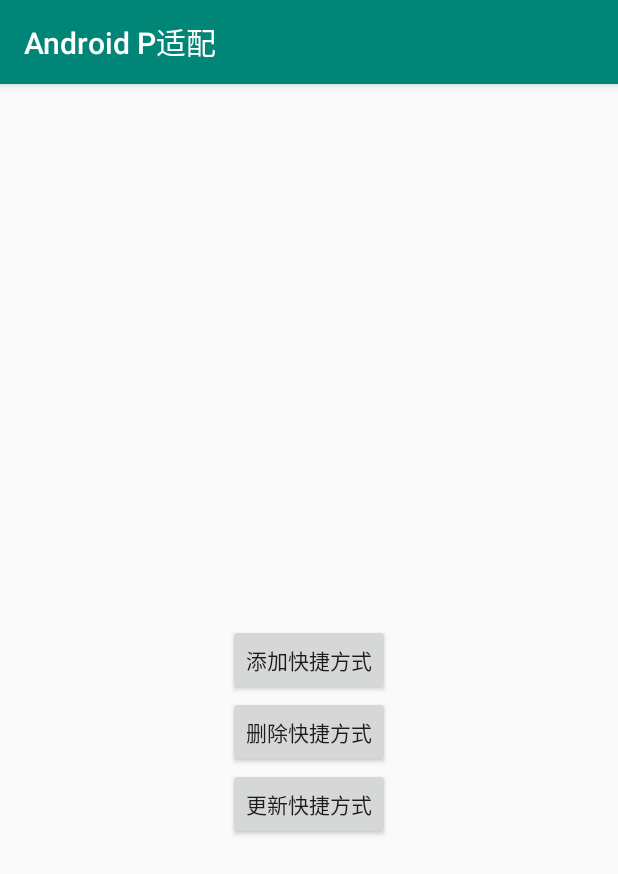
After one commit to huangyuanlove/AdaptationAndroidP, an Android app: the ShortCutActivity screen opened directly, with no data from a screen before it, on a phone screen of 412 x 824 dp. The commit adds this screen. Shown: the top 874 px of the screen. Run offline under Robolectric (Android 15) with nearby library versions, the phone set to English and light mode, and no system bars.

Commit message:
快捷方式增删改

```diff
--- a/app/src/main/AndroidManifest.xml
+++ b/app/src/main/AndroidManifest.xml
@@ -14,11 +14,10 @@
         android:roundIcon="@mipmap/ic_launcher_round"
         android:supportsRtl="true"
         android:theme="@style/AppTheme">
-        <activity android:name=".NotificationActivity"></activity>
+        <activity android:name=".ShortCutActivity"></activity>
+        <activity android:name=".NotificationActivity" />
         <activity android:name=".SAFActivity" />
         <activity android:name=".TakePhotoOrChoosePhotoActivity" />
-
-
         <activity android:name=".FileOperationActivity" />
         <activity android:name=".MainActivity">
             <intent-filter>
--- /dev/null
+++ b/app/src/main/res/layout/activity_short_cut.xml
@@ -0,0 +1,37 @@
+<?xml version="1.0" encoding="utf-8"?>
+<android.support.constraint.ConstraintLayout xmlns:android="http://schemas.android.com/apk/res/android"
+    xmlns:app="http://schemas.android.com/apk/res-auto"
+    xmlns:tools="http://schemas.android.com/tools"
+    android:layout_width="match_parent"
+    android:layout_height="match_parent"
+    tools:context=".ShortCutActivity">
+
+    <Button
+        android:id="@+id/add_shortcut"
+        android:layout_width="wrap_content"
+        android:layout_height="wrap_content"
+        android:text="添加快捷方式"
+        app:layout_constraintBottom_toBottomOf="parent"
+        app:layout_constraintLeft_toLeftOf="parent"
+        app:layout_constraintRight_toRightOf="parent"
+        app:layout_constraintTop_toTopOf="parent" />
+
+    <Button
+        android:id="@+id/remove_shortcut"
+        android:layout_width="wrap_content"
+        android:layout_height="wrap_content"
+        android:text="删除快捷方式"
+        app:layout_constraintTop_toBottomOf="@id/add_shortcut"
+        app:layout_constraintLeft_toLeftOf="parent"
+        app:layout_constraintRight_toRightOf="parent"/>
+
+    <Button
+        android:id="@+id/update_shortcut"
+        android:layout_width="wrap_content"
+        android:layout_height="wrap_content"
+        android:text="更新快捷方式"
+        app:layout_constraintTop_toBottomOf="@id/remove_shortcut"
+        app:layout_constraintLeft_toLeftOf="parent"
+        app:layout_constraintRight_toRightOf="parent"/>
+
+</android.support.constraint.ConstraintLayout>
--- a/app/src/main/res/values/strings.xml
+++ b/app/src/main/res/values/strings.xml
@@ -13,4 +13,7 @@
 
     <string name="saf">SAF</string>
     <string name="saf_example">文件存储框架</string>
+
+    <string name="shortcut">快捷方式</string>
+    <string name="shortcut_example">快捷方式</string>
 </resources>
```
Also changed, not shown: app/src/main/java/com/huangyuanlove/adaptationhighversion/MainActivity.java (+11 -16 lines), app/src/main/java/com/huangyuanlove/adaptationhighversion/ShortCutActivity.java (added, +94 -0 lines), app/src/main/res/layout/activity_main.xml (+10 -0 lines).
